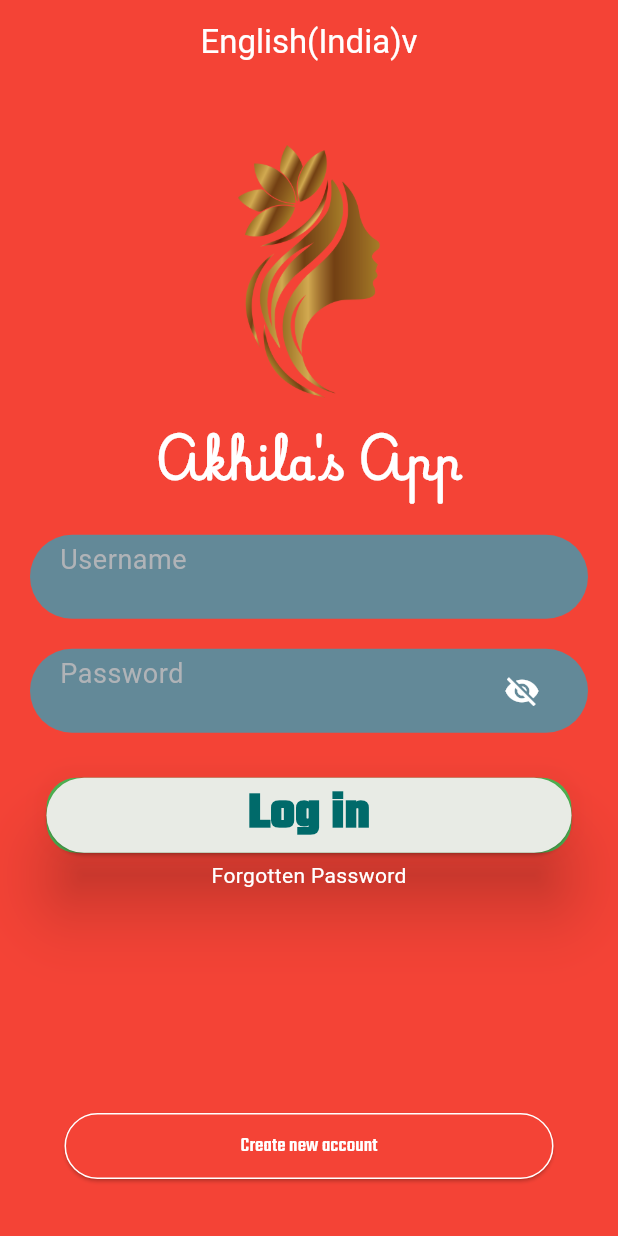
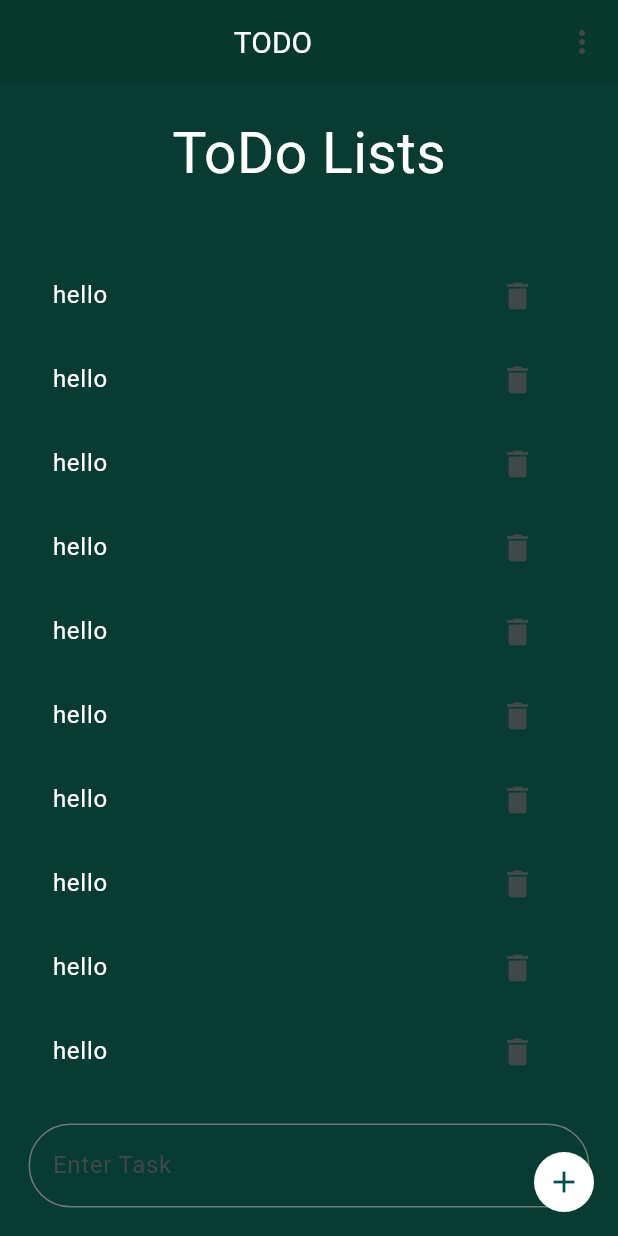
Before and after one commit to Akhilaanil104/Todo-app, a Flutter app: the screen it shows after launch, on a phone screen of 412 x 824 dp. Run offline on Flutter 3.47's test engine with Material 3 defaults, Android fonts, the phone set to English and light mode, and no system bars; our stand-ins replace firebase_core; accounts and stored records are empty.

Commit message:
homepage

```diff
--- a/lib/main.dart
+++ b/lib/main.dart
@@ -1,7 +1,9 @@
 import 'package:firebase_core/firebase_core.dart';
 import 'package:flutter/material.dart';
 import 'package:todo_app/firebase_options.dart';
+import 'package:todo_app/screens/homepage.dart';
 import 'package:todo_app/screens/loginpage.dart';
+import 'package:todo_app/screens/signup_page.dart';
 
 
 void main() async {
@@ -28,7 +30,7 @@ class MyApp extends StatelessWidget {
         colorScheme: ColorScheme.fromSeed(seedColor: Color.fromARGB(255, 10, 92, 92)),
         useMaterial3: true,
       ),
-      home: LoginPage(),
+      home: Homepage(),
     );
   }
 
--- /dev/null
+++ b/lib/screens/homepage.dart
@@ -0,0 +1,58 @@
+
+
+import 'package:flutter/material.dart';
+
+class Homepage extends StatefulWidget {
+  const Homepage({super.key});
+
+  @override
+  State<Homepage> createState() => _HomepageState();
+}
+
+class _HomepageState extends State<Homepage> {
+  @override
+  Widget build(BuildContext context) {
+    return  Scaffold(
+      floatingActionButton: CircleAvatar(child: Icon(Icons.add),backgroundColor: Colors.white,),
+
+      appBar: AppBar(backgroundColor: Color.fromARGB(255, 7, 56, 44),
+
+        title: Center(child: Text("TODO",style: TextStyle(color: Colors.white,fontSize: 20),),),
+
+        actions: [PopupMenuButton(itemBuilder: (context) =>
+
+        [  PopupMenuItem(child: Text("Profile")),
+           PopupMenuItem(child: Text("Logout"))
+
+        ]
+        )
+        ],),
+      body: Padding(
+        padding: const EdgeInsets.all(19.0),
+        child: Column(
+          children: [
+            Text("ToDo Lists",style: TextStyle(fontSize: 38,color: Colors.white),),
+            SizedBox(height: 40,),
+            Expanded(
+              child: ListView.builder(itemCount: 10,itemBuilder: (context, index) {
+                return ListTile(
+
+                title: Text("hello",style: TextStyle(color: Colors.white),),
+
+                trailing: IconButton(onPressed: (){}, icon: Icon(Icons.delete)),
+                );
+              },),
+            ),
+            TextField(decoration: InputDecoration(border: OutlineInputBorder(borderRadius: BorderRadius.circular(29)),
+            fillColor: Colors.black12,
+            hintText: "Enter Task"
+            ),
+            )
+          ],
+        ),
+      ),
+
+
+    );
+  }
+}
```
Also changed, not shown: lib/screens/signup_page.dart (+69 -23 lines).
